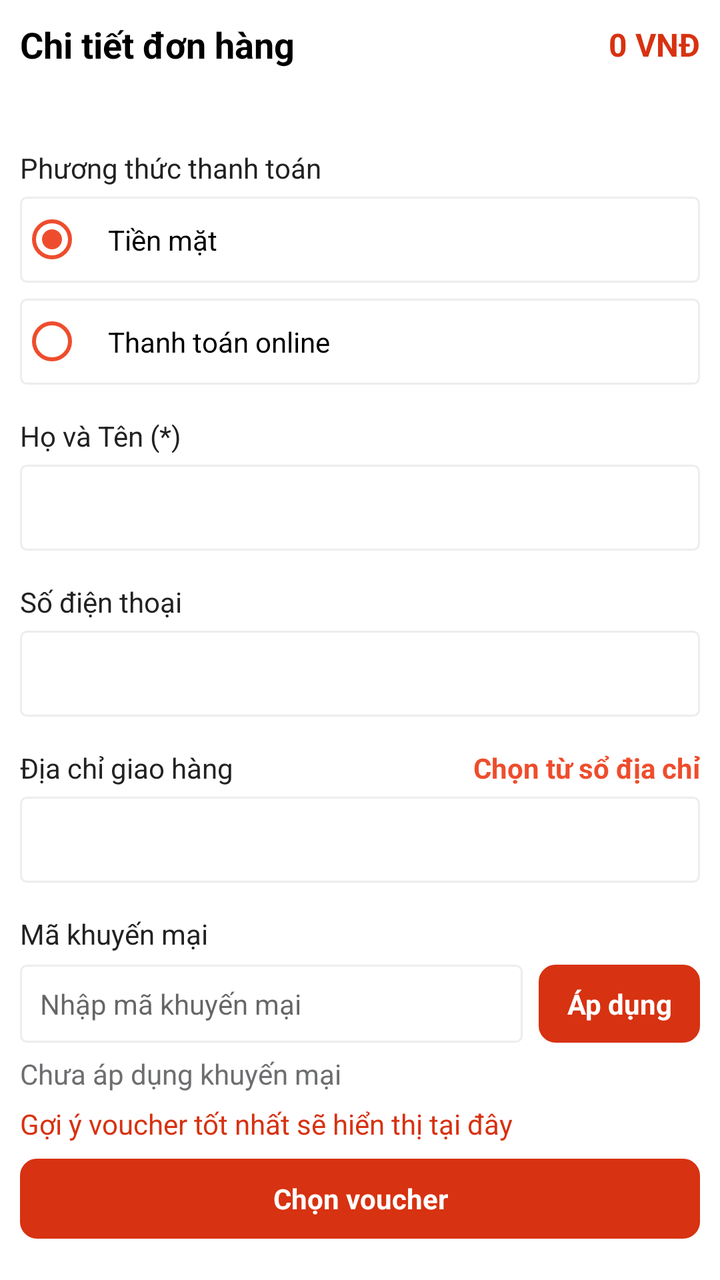
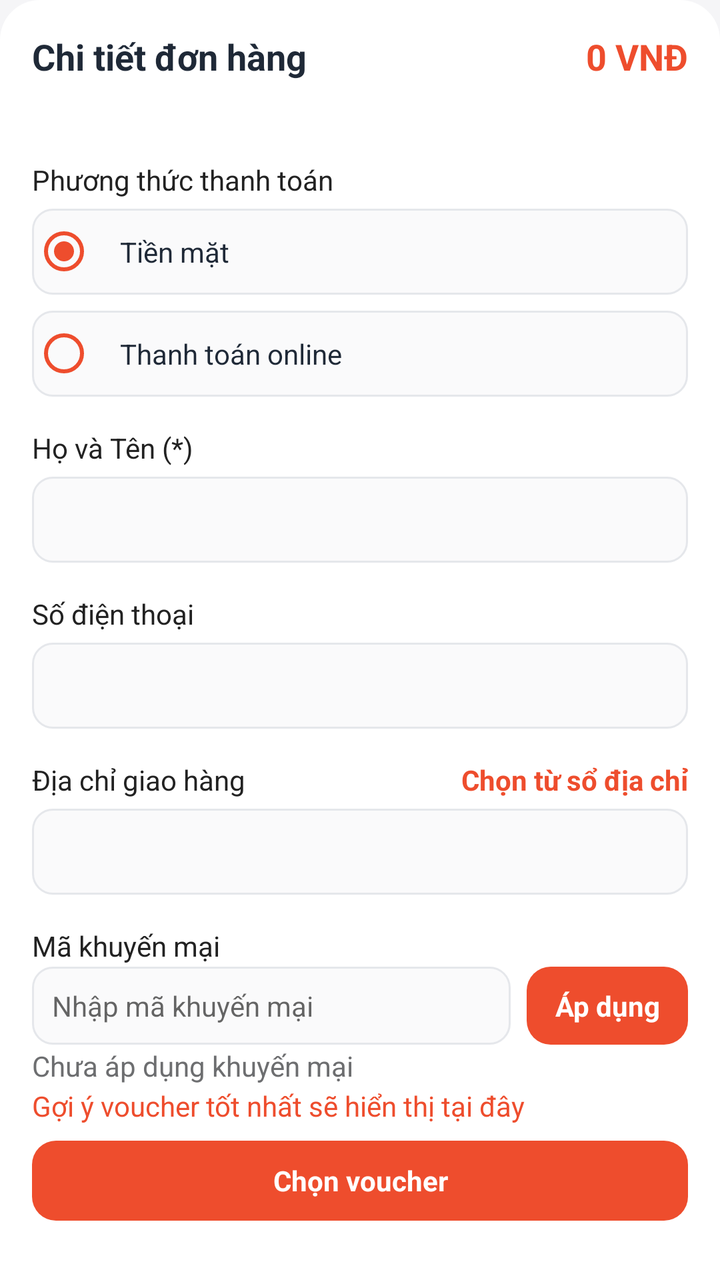

Compare the two renders of this Android layout. The source of the first and the diff that turns it into the second are given below.
<!-- AndroidManifest.xml: application theme AppTheme -->
<!-- res/layout/layout_bottom_sheet_order.xml -->
<?xml version="1.0" encoding="utf-8"?>
<LinearLayout xmlns:android="http://schemas.android.com/apk/res/android"
    android:layout_width="match_parent"
    android:layout_height="wrap_content"
    xmlns:tools="http://schemas.android.com/tools"
    android:background="@color/white"
    tools:viewBindingIgnore="true"
    android:orientation="vertical"
    android:padding="@dimen/define_dimen_10"
    tools:ignore="Autofill,LabelFor" >

    <RelativeLayout
        android:layout_width="match_parent"
        android:layout_height="wrap_content">

        <TextView
            android:layout_width="match_parent"
            android:layout_height="wrap_content"
            android:layout_centerVertical="true"
            android:layout_marginEnd="@dimen/define_dimen_6"
            android:layout_toStartOf="@+id/tv_price_order"
            android:text="@string/order_detail"
            android:textColor="@color/black"
            android:textSize="@dimen/text_size_xnormal"
            android:textStyle="bold" />

        <TextView
            android:id="@+id/tv_price_order"
            android:layout_width="wrap_content"
            android:layout_height="wrap_content"
            android:layout_alignParentEnd="true"
            android:layout_centerVertical="true"
            android:text="@string/label_price_0"
            android:textColor="@color/colorPrimaryDark"
            android:textSize="@dimen/text_size_normal"
            android:textStyle="bold" />
    </RelativeLayout>

    <TextView
        android:id="@+id/tv_foods_order"
        android:layout_width="wrap_content"
        android:layout_height="wrap_content"
        android:layout_marginTop="@dimen/define_dimen_5"
        android:textColor="@color/black"
        android:textSize="@dimen/text_size_small" />

    <TextView
        android:layout_width="wrap_content"
        android:layout_height="wrap_content"
        android:layout_marginTop="@dimen/define_dimen_16"
        android:text="@string/payment_method"
        android:textSize="@dimen/text_size_small" />

    <RadioGroup
        android:id="@+id/rg_payment_method"
        android:layout_width="match_parent"
        android:layout_height="wrap_content"
        android:layout_marginTop="@dimen/define_dimen_5"
        android:orientation="vertical">

        <RadioButton
            android:id="@+id/rdb_payment_cash"
            android:layout_width="match_parent"
            android:layout_height="wrap_content"
            android:background="@drawable/bg_white_shape_border_gray"
            android:buttonTint="@color/colorPrimary"
            android:checked="true"
            android:padding="@dimen/define_dimen_12"
            android:text="@string/payment_method_cash"
            android:textColor="@color/black"
            android:textSize="@dimen/text_size_small" />

        <RadioButton
            android:id="@+id/rdb_payment_online"
            android:layout_width="match_parent"
            android:layout_height="wrap_content"
            android:layout_marginTop="@dimen/define_dimen_8"
            android:background="@drawable/bg_white_shape_border_gray"
            android:buttonTint="@color/colorPrimary"
            android:padding="@dimen/define_dimen_12"
            android:text="@string/payment_method_online"
            android:textColor="@color/black"
            android:textSize="@dimen/text_size_small" />
    </RadioGroup>

    <TextView
        android:layout_width="wrap_content"
        android:layout_height="wrap_content"
        android:layout_marginTop="@dimen/define_dimen_16"
        android:text="@string/feedback_name"
        android:textSize="@dimen/text_size_small" />

    <EditText
        android:id="@+id/edt_name_order"
        android:layout_width="match_parent"
        android:layout_height="wrap_content"
        android:textColor="@color/black"
        android:inputType="text"
        android:layout_marginTop="@dimen/define_dimen_5"
        android:padding="@dimen/define_dimen_12"
        android:background="@drawable/bg_white_shape_border_gray"
        android:imeOptions="actionNext"
        android:textSize="@dimen/text_size_small" />

    <TextView
        android:layout_width="wrap_content"
        android:layout_height="wrap_content"
        android:layout_marginTop="@dimen/define_dimen_16"
        android:text="@string/feedback_phone"
        android:textSize="@dimen/text_size_small" />

    <EditText
        android:id="@+id/edt_phone_order"
        android:layout_width="match_parent"
        android:layout_height="wrap_content"
        android:textColor="@color/black"
        android:inputType="phone"
        android:background="@drawable/bg_white_shape_border_gray"
        android:layout_marginTop="@dimen/define_dimen_5"
        android:padding="@dimen/define_dimen_12"
        android:imeOptions="actionNext"
        android:textSize="@dimen/text_size_small" />

    <LinearLayout
        android:layout_width="match_parent"
        android:layout_height="wrap_content"
        android:orientation="horizontal"
        android:gravity="center_vertical"
        android:layout_marginTop="@dimen/define_dimen_16">

        <TextView
            android:layout_width="0dp"
            android:layout_height="wrap_content"
            android:layout_weight="1"
            android:text="@string/address_delivery"
            android:textSize="@dimen/text_size_small" />

        <TextView
            android:id="@+id/tv_pick_saved_address"
            android:layout_width="wrap_content"
            android:layout_height="wrap_content"
            android:text="@string/action_pick_saved_address"
            android:textColor="@color/brandOrange"
            android:textStyle="bold"
            android:textSize="@dimen/text_size_small" />
    </LinearLayout>

    <EditText
        android:id="@+id/edt_address_order"
        android:layout_width="match_parent"
        android:layout_height="wrap_content"
        android:textColor="@color/black"
        android:inputType="text"
        android:background="@drawable/bg_white_shape_border_gray"
        android:padding="@dimen/define_dimen_12"
        android:layout_marginTop="@dimen/define_dimen_5"
        android:imeOptions="actionDone"
        android:textSize="@dimen/text_size_small" />

    <TextView
        android:layout_width="wrap_content"
        android:layout_height="wrap_content"
        android:layout_marginTop="@dimen/define_dimen_16"
        android:text="@string/promotion_code"
        android:textSize="@dimen/text_size_small" />

    <LinearLayout
        android:layout_width="match_parent"
        android:layout_height="wrap_content"
        android:layout_marginTop="@dimen/define_dimen_6"
        android:orientation="horizontal">

        <EditText
            android:id="@+id/edt_promotion_code"
            android:layout_width="0dp"
            android:layout_height="wrap_content"
            android:layout_weight="1"
            android:background="@drawable/bg_white_shape_border_gray"
            android:hint="@string/hint_promotion_code"
            android:padding="@dimen/define_dimen_10"
            android:textColor="@color/black"
            android:textSize="@dimen/text_size_small" />

        <TextView
            android:id="@+id/tv_apply_promotion"
            android:layout_width="wrap_content"
            android:layout_height="match_parent"
            android:layout_marginStart="@dimen/define_dimen_8"
            android:background="@drawable/bg_main_corner_8"
            android:gravity="center"
            android:paddingStart="@dimen/define_dimen_14"
            android:paddingEnd="@dimen/define_dimen_14"
            android:text="@string/action_apply"
            android:textColor="@color/white"
            android:textSize="@dimen/text_size_small"
            android:textStyle="bold" />
    </LinearLayout>

    <TextView
        android:id="@+id/tv_discount_value"
        android:layout_width="match_parent"
        android:layout_height="wrap_content"
        android:layout_marginTop="@dimen/define_dimen_6"
        android:text="@string/promotion_not_applied"
        android:textColor="@color/textColorSecondary"
        android:textSize="@dimen/text_size_small" />

    <TextView
        android:id="@+id/tv_best_promotion"
        android:layout_width="match_parent"
        android:layout_height="wrap_content"
        android:layout_marginTop="@dimen/define_dimen_6"
        android:text="@string/promotion_best_hint_default"
        android:textColor="@color/colorPrimaryDark"
        android:textSize="@dimen/text_size_small" />

    <TextView
        android:id="@+id/tv_select_promotion"
        android:layout_width="match_parent"
        android:layout_height="@dimen/define_dimen_40"
        android:layout_marginTop="@dimen/define_dimen_8"
        android:background="@drawable/bg_main_corner_8"
        android:gravity="center"
        android:text="@string/action_select_voucher"
        android:textColor="@color/white"
        android:textSize="@dimen/text_size_small"
        android:textStyle="bold" />

    <LinearLayout
        android:layout_width="match_parent"
        android:layout_height="wrap_content"
        android:layout_marginTop="@dimen/define_dimen_20"
        android:layout_marginBottom="@dimen/define_dimen_10"
        android:orientation="horizontal">

        <TextView
            android:id="@+id/tv_cancel_order"
            android:layout_width="0dp"
            android:layout_height="wrap_content"
            android:layout_marginEnd="@dimen/define_dimen_10"
            android:layout_weight="1"
            android:background="@drawable/bg_gray_shape_corner_6"
            android:gravity="center"
            android:padding="@dimen/define_dimen_10"
            android:paddingStart="@dimen/define_dimen_16"
            android:paddingEnd="@dimen/define_dimen_16"
            android:text="@string/cancel"
            android:textColor="@color/textColorPrimary"
            android:textSize="@dimen/text_size_small" />

        <TextView
            android:id="@+id/tv_create_order"
            android:layout_width="0dp"
            android:layout_height="wrap_content"
            android:layout_weight="1"
            android:background="@drawable/bg_green_shape_corner_6"
            android:gravity="center"
            android:padding="@dimen/define_dimen_10"
            android:text="@string/order_cart"
            android:textColor="@color/white"
            android:textSize="@dimen/text_size_small" />
    </LinearLayout>
</LinearLayout>
<!-- resources referenced by this layout -->
<resources>
  <color name="black">#000000</color>
  <color name="brandOrange">#EE4D2D</color>
  <color name="colorPrimary">#EE4D2D</color>
  <color name="colorPrimaryDark">#D73211</color>
  <color name="textColorPrimary">#222222</color>
  <color name="textColorSecondary">#6D6E70</color>
  <color name="white">#ffffff</color>
  <dimen name="define_dimen_10">10dp</dimen>
  <dimen name="define_dimen_12">12dp</dimen>
  <dimen name="define_dimen_14">14dp</dimen>
  <dimen name="define_dimen_16">16dp</dimen>
  <dimen name="define_dimen_20">20dp</dimen>
  <dimen name="define_dimen_40">40dp</dimen>
  <dimen name="define_dimen_5">5dp</dimen>
  <dimen name="define_dimen_6">6dp</dimen>
  <dimen name="define_dimen_8">8dp</dimen>
  <dimen name="text_size_normal">16sp</dimen>
  <dimen name="text_size_small">14sp</dimen>
  <dimen name="text_size_xnormal">18sp</dimen>
  <!-- drawable bg_gray_shape_corner_6 (drawable) -->
  <?xml version="1.0" encoding="utf-8"?>
  
  <shape xmlns:android="http://schemas.android.com/apk/res/android">
      <corners android:radius="6dp"/>
      <solid android:color="@color/dividerColor"/>
  </shape>
  <!-- drawable bg_green_shape_corner_6 (drawable) -->
  <?xml version="1.0" encoding="utf-8"?>
  
  <shape xmlns:android="http://schemas.android.com/apk/res/android">
      <corners android:radius="6dp"/>
      <solid android:color="@color/green"/>
  </shape>
  <!-- drawable bg_main_corner_8 (drawable) -->
  <?xml version="1.0" encoding="utf-8"?>
  
  
  <shape xmlns:android="http://schemas.android.com/apk/res/android">
      <corners android:radius="@dimen/define_dimen_8" />
      <solid android:color="@color/colorPrimaryDark" />
      <stroke
          android:width="1dp"
          android:color="@color/colorPrimaryDark" />
  </shape>
  <!-- drawable bg_white_shape_border_gray (drawable) -->
  <?xml version="1.0" encoding="utf-8"?>
  
  <shape xmlns:android="http://schemas.android.com/apk/res/android">
      <corners android:radius="3dp"/>
      <solid android:color="@color/white"/>
      <stroke android:width="1dp" android:color="@color/dividerColor"/>
  </shape>
  <string name="action_apply">Áp dụng</string>
  <string name="action_select_voucher">Chọn voucher</string>
  <string name="address_delivery">Địa chỉ giao hàng</string>
  <string name="cancel">Hủy bỏ</string>
  <string name="feedback_name">Họ và Tên (*)</string>
  <string name="feedback_phone">Số điện thoại</string>
  <string name="hint_promotion_code">Nhập mã khuyến mại</string>
  <string name="label_price_0">0 VNĐ</string>
  <string name="order_cart">Đặt Hàng</string>
  <string name="order_detail">Chi tiết đơn hàng</string>
  <string name="payment_method">Phương thức thanh toán</string>
  <string name="payment_method_cash">Tiền mặt</string>
  <string name="payment_method_online">Thanh toán online</string>
  <string name="promotion_code">Mã khuyến mại</string>
  <color name="dividerColor">#EDEDED</color>
  <color name="green">#26A65B</color>
  <color name="colorAccent">#FF7A47</color>
  <color name="brandOrangeDark">#D73211</color>
  <color name="screenBackground">#F5F5F5</color>
  <!-- unchanged entries left out for length: 4 -->
</resources>

<!-- the commit's change to res/layout/layout_bottom_sheet_order.xml (unified diff, before → after) -->
@@ -3,10 +3,13 @@
     android:layout_width="match_parent"
     android:layout_height="wrap_content"
     xmlns:tools="http://schemas.android.com/tools"
-    android:background="@color/white"
+    android:background="@drawable/bg_sheet_top"
     tools:viewBindingIgnore="true"
     android:orientation="vertical"
-    android:padding="@dimen/define_dimen_10"
+    android:paddingStart="@dimen/define_dimen_16"
+    android:paddingTop="@dimen/define_dimen_16"
+    android:paddingEnd="@dimen/define_dimen_16"
+    android:paddingBottom="@dimen/define_dimen_10"
     tools:ignore="Autofill,LabelFor" >
 
     <RelativeLayout
@@ -20,7 +23,7 @@
             android:layout_marginEnd="@dimen/define_dimen_6"
             android:layout_toStartOf="@+id/tv_price_order"
             android:text="@string/order_detail"
-            android:textColor="@color/black"
+            android:textColor="@color/neutral800"
             android:textSize="@dimen/text_size_xnormal"
             android:textStyle="bold" />
 
@@ -31,8 +34,8 @@
             android:layout_alignParentEnd="true"
             android:layout_centerVertical="true"
             android:text="@string/label_price_0"
-            android:textColor="@color/colorPrimaryDark"
-            android:textSize="@dimen/text_size_normal"
+            android:textColor="@color/priceColor"
+            android:textSize="@dimen/text_size_xnormal"
             android:textStyle="bold" />
     </RelativeLayout>
 
@@ -41,7 +44,7 @@
         android:layout_width="wrap_content"
         android:layout_height="wrap_content"
         android:layout_marginTop="@dimen/define_dimen_5"
-        android:textColor="@color/black"
+        android:textColor="@color/neutral800"
         android:textSize="@dimen/text_size_small" />
 
     <TextView
@@ -62,12 +65,12 @@
             android:id="@+id/rdb_payment_cash"
             android:layout_width="match_parent"
             android:layout_height="wrap_content"
-            android:background="@drawable/bg_white_shape_border_gray"
+            android:background="@drawable/bg_input_field"
             android:buttonTint="@color/colorPrimary"
             android:checked="true"
             android:padding="@dimen/define_dimen_12"
             android:text="@string/payment_method_cash"
-            android:textColor="@color/black"
+            android:textColor="@color/neutral800"
             android:textSize="@dimen/text_size_small" />
 
         <RadioButton
@@ -75,11 +78,11 @@
             android:layout_width="match_parent"
             android:layout_height="wrap_content"
             android:layout_marginTop="@dimen/define_dimen_8"
-            android:background="@drawable/bg_white_shape_border_gray"
+            android:background="@drawable/bg_input_field"
             android:buttonTint="@color/colorPrimary"
             android:padding="@dimen/define_dimen_12"
             android:text="@string/payment_method_online"
-            android:textColor="@color/black"
+            android:textColor="@color/neutral800"
             android:textSize="@dimen/text_size_small" />
     </RadioGroup>
 
@@ -94,11 +97,11 @@
         android:id="@+id/edt_name_order"
         android:layout_width="match_parent"
         android:layout_height="wrap_content"
-        android:textColor="@color/black"
+        android:textColor="@color/neutral800"
         android:inputType="text"
         android:layout_marginTop="@dimen/define_dimen_5"
         android:padding="@dimen/define_dimen_12"
-        android:background="@drawable/bg_white_shape_border_gray"
+        android:background="@drawable/bg_input_field"
         android:imeOptions="actionNext"
         android:textSize="@dimen/text_size_small" />
 
@@ -113,9 +116,9 @@
         android:id="@+id/edt_phone_order"
         android:layout_width="match_parent"
         android:layout_height="wrap_content"
-        android:textColor="@color/black"
+        android:textColor="@color/neutral800"
         android:inputType="phone"
-        android:background="@drawable/bg_white_shape_border_gray"
+        android:background="@drawable/bg_input_field"
         android:layout_marginTop="@dimen/define_dimen_5"
         android:padding="@dimen/define_dimen_12"
         android:imeOptions="actionNext"
@@ -149,9 +152,9 @@
         android:id="@+id/edt_address_order"
         android:layout_width="match_parent"
         android:layout_height="wrap_content"
-        android:textColor="@color/black"
+        android:textColor="@color/neutral800"
         android:inputType="text"
-        android:background="@drawable/bg_white_shape_border_gray"
+        android:background="@drawable/bg_input_field"
         android:padding="@dimen/define_dimen_12"
         android:layout_marginTop="@dimen/define_dimen_5"
         android:imeOptions="actionDone"
@@ -175,10 +178,10 @@
             android:layout_width="0dp"
             android:layout_height="wrap_content"
             android:layout_weight="1"
-            android:background="@drawable/bg_white_shape_border_gray"
+            android:background="@drawable/bg_input_field"
             android:hint="@string/hint_promotion_code"
             android:padding="@dimen/define_dimen_10"
-            android:textColor="@color/black"
+            android:textColor="@color/neutral800"
             android:textSize="@dimen/text_size_small" />
 
         <TextView
@@ -186,7 +189,7 @@
             android:layout_width="wrap_content"
             android:layout_height="match_parent"
             android:layout_marginStart="@dimen/define_dimen_8"
-            android:background="@drawable/bg_main_corner_8"
+            android:background="@drawable/bg_primary_button"
             android:gravity="center"
             android:paddingStart="@dimen/define_dimen_14"
             android:paddingEnd="@dimen/define_dimen_14"
@@ -211,7 +214,7 @@
         android:layout_height="wrap_content"
         android:layout_marginTop="@dimen/define_dimen_6"
         android:text="@string/promotion_best_hint_default"
-        android:textColor="@color/colorPrimaryDark"
+        android:textColor="@color/brandOrange"
         android:textSize="@dimen/text_size_small" />
 
     <TextView
@@ -219,7 +222,7 @@
         android:layout_width="match_parent"
         android:layout_height="@dimen/define_dimen_40"
         android:layout_marginTop="@dimen/define_dimen_8"
-        android:background="@drawable/bg_main_corner_8"
+        android:background="@drawable/bg_primary_button"
         android:gravity="center"
         android:text="@string/action_select_voucher"
         android:textColor="@color/white"
@@ -236,28 +239,26 @@
         <TextView
             android:id="@+id/tv_cancel_order"
             android:layout_width="0dp"
-            android:layout_height="wrap_content"
+            android:layout_height="@dimen/define_dimen_48"
             android:layout_marginEnd="@dimen/define_dimen_10"
             android:layout_weight="1"
-            android:background="@drawable/bg_gray_shape_corner_6"
+            android:background="@drawable/bg_outlined_button"
             android:gravity="center"
-            android:padding="@dimen/define_dimen_10"
-            android:paddingStart="@dimen/define_dimen_16"
-            android:paddingEnd="@dimen/define_dimen_16"
             android:text="@string/cancel"
-            android:textColor="@color/textColorPrimary"
-            android:textSize="@dimen/text_size_small" />
+            android:textColor="@color/brandOrange"
+            android:textSize="@dimen/text_size_small"
+            android:textStyle="bold" />
 
         <TextView
             android:id="@+id/tv_create_order"
             android:layout_width="0dp"
-            android:layout_height="wrap_content"
-            android:layout_weight="1"
-            android:background="@drawable/bg_green_shape_corner_6"
+            android:layout_height="@dimen/define_dimen_48"
+            android:layout_weight="1"
+            android:background="@drawable/bg_primary_button"
             android:gravity="center"
-            android:padding="@dimen/define_dimen_10"
             android:text="@string/order_cart"
             android:textColor="@color/white"
-            android:textSize="@dimen/text_size_small" />
+            android:textSize="@dimen/text_size_small"
+            android:textStyle="bold" />
     </LinearLayout>
 </LinearLayout>
<!-- resource entries referenced after the edit -->
@@ -1,8 +1,9 @@
 <!-- resources referenced by this layout -->
 <resources>
-  <color name="black">#000000</color>
   <color name="brandOrange">#EE4D2D</color>
   <color name="colorPrimary">#EE4D2D</color>
+  <color name="neutral800">#1F2937</color>
+  <color name="priceColor">#EE4D2D</color>
   <color name="colorPrimaryDark">#D73211</color>
   <color name="textColorPrimary">#222222</color>
   <color name="textColorSecondary">#6D6E70</color>
@@ -13,44 +14,63 @@
   <dimen name="define_dimen_16">16dp</dimen>
   <dimen name="define_dimen_20">20dp</dimen>
   <dimen name="define_dimen_40">40dp</dimen>
+  <dimen name="define_dimen_48">48dp</dimen>
   <dimen name="define_dimen_5">5dp</dimen>
-  <dimen name="define_dimen_6">6dp</dimen>
+  <dimen name="define_dimen_6">1dp</dimen>
   <dimen name="define_dimen_8">8dp</dimen>
-  <dimen name="text_size_normal">16sp</dimen>
   <dimen name="text_size_small">14sp</dimen>
   <dimen name="text_size_xnormal">18sp</dimen>
-  <!-- drawable bg_gray_shape_corner_6 (drawable) -->
+  <!-- drawable bg_input_field (drawable) -->
   <?xml version="1.0" encoding="utf-8"?>
-  
-  <shape xmlns:android="http://schemas.android.com/apk/res/android">
-      <corners android:radius="6dp"/>
-      <solid android:color="@color/dividerColor"/>
+  <shape xmlns:android="http://schemas.android.com/apk/res/android"
+      android:shape="rectangle">
+      <solid android:color="@color/neutral50" />
+      <corners android:radius="10dp" />
+      <stroke android:width="1dp" android:color="@color/neutral200" />
   </shape>
-  <!-- drawable bg_green_shape_corner_6 (drawable) -->
+  <!-- drawable bg_outlined_button (drawable) -->
   <?xml version="1.0" encoding="utf-8"?>
-  
-  <shape xmlns:android="http://schemas.android.com/apk/res/android">
-      <corners android:radius="6dp"/>
-      <solid android:color="@color/green"/>
-  </shape>
-  <!-- drawable bg_main_corner_8 (drawable) -->
+  <ripple xmlns:android="http://schemas.android.com/apk/res/android"
+      android:color="@color/ripplePrimary">
+      <item android:id="@android:id/mask">
+          <shape android:shape="rectangle">
+              <solid android:color="@color/white" />
+              <corners android:radius="12dp" />
+          </shape>
+      </item>
+      <item>
+          <shape android:shape="rectangle">
+              <solid android:color="@color/white" />
+              <stroke android:width="1.5dp" android:color="@color/brandOrange" />
+              <corners android:radius="12dp" />
+          </shape>
+      </item>
+  </ripple>
+  <!-- drawable bg_primary_button (drawable) -->
   <?xml version="1.0" encoding="utf-8"?>
-  
-  
-  <shape xmlns:android="http://schemas.android.com/apk/res/android">
-      <corners android:radius="@dimen/define_dimen_8" />
-      <solid android:color="@color/colorPrimaryDark" />
-      <stroke
-          android:width="1dp"
-          android:color="@color/colorPrimaryDark" />
-  </shape>
-  <!-- drawable bg_white_shape_border_gray (drawable) -->
+  <ripple xmlns:android="http://schemas.android.com/apk/res/android"
+      android:color="@color/rippleLight">
+      <item android:id="@android:id/mask">
+          <shape android:shape="rectangle">
+              <solid android:color="@color/white" />
+              <corners android:radius="12dp" />
+          </shape>
+      </item>
+      <item>
+          <shape android:shape="rectangle">
+              <solid android:color="@color/brandOrange" />
+              <corners android:radius="12dp" />
+          </shape>
+      </item>
+  </ripple>
+  <!-- drawable bg_sheet_top (drawable) -->
   <?xml version="1.0" encoding="utf-8"?>
-  
-  <shape xmlns:android="http://schemas.android.com/apk/res/android">
-      <corners android:radius="3dp"/>
-      <solid android:color="@color/white"/>
-      <stroke android:width="1dp" android:color="@color/dividerColor"/>
+  <shape xmlns:android="http://schemas.android.com/apk/res/android"
+      android:shape="rectangle">
+      <solid android:color="@color/surfaceBackground" />
+      <corners
+          android:topLeftRadius="20dp"
+          android:topRightRadius="20dp" />
   </shape>
   <string name="action_apply">Áp dụng</string>
   <string name="action_select_voucher">Chọn voucher</string>
@@ -66,11 +86,14 @@
   <string name="payment_method_cash">Tiền mặt</string>
   <string name="payment_method_online">Thanh toán online</string>
   <string name="promotion_code">Mã khuyến mại</string>
-  <color name="dividerColor">#EDEDED</color>
-  <color name="green">#26A65B</color>
+  <color name="neutral50">#FAFAFB</color>
+  <color name="neutral200">#E5E7EB</color>
+  <color name="ripplePrimary">#33EE4D2D</color>
+  <color name="rippleLight">#33FFFFFF</color>
+  <color name="surfaceBackground">#FFFFFF</color>
   <color name="colorAccent">#FF7A47</color>
   <color name="brandOrangeDark">#D73211</color>
-  <color name="screenBackground">#F5F5F5</color>
+  <color name="screenBackground">#F5F5F7</color>
   <!-- unchanged entries left out for length: 4 -->
 </resources>
 
